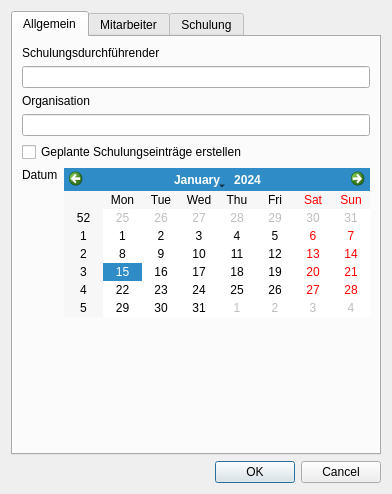
Above: ui/qmsigninglistdialog.ui from Christian-Kr/QualificationMatrix before the change. Below: the same form after it.
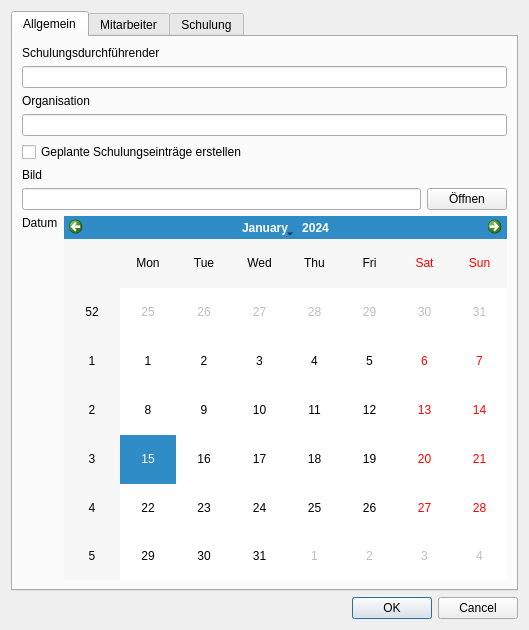
That is the form after the change. The open tabs and pages were chosen to show the change. Icons and pictures are not drawn.

Commit message: Add signinglist image to dialog and setting

What changed in the file:
```diff
--- a/ui/qmsigninglistdialog.ui
+++ b/ui/qmsigninglistdialog.ui
@@ -6,8 +6,8 @@
    <rect>
     <x>0</x>
     <y>0</y>
-    <width>392</width>
-    <height>494</height>
+    <width>529</width>
+    <height>630</height>
    </rect>
   </property>
   <property name="windowTitle">
@@ -55,6 +55,35 @@
          </item>
         </layout>
        </item>
+       <item>
+        <layout class="QVBoxLayout" name="verticalLayout_8">
+         <item>
+          <widget class="QLabel" name="label">
+           <property name="text">
+            <string>Bild</string>
+           </property>
+          </widget>
+         </item>
+         <item>
+          <layout class="QHBoxLayout" name="horizontalLayout_2">
+           <item>
+            <widget class="QLineEdit" name="leImagePath">
+             <property name="readOnly">
+              <bool>true</bool>
+             </property>
+            </widget>
+           </item>
+           <item>
+            <widget class="QPushButton" name="pbOpenImagePath">
+             <property name="text">
+              <string>Öffnen</string>
+             </property>
+            </widget>
+           </item>
+          </layout>
+         </item>
+        </layout>
+       </item>
        <item>
         <layout class="QHBoxLayout" name="horizontalLayout">
          <item>
@@ -72,19 +101,6 @@
          </item>
         </layout>
        </item>
-       <item>
-        <spacer name="verticalSpacer_3">
-         <property name="orientation">
-          <enum>Qt::Vertical</enum>
-         </property>
-         <property name="sizeHint" stdset="0">
-          <size>
-           <width>20</width>
-           <height>40</height>
-          </size>
-         </property>
-        </spacer>
-       </item>
       </layout>
      </widget>
      <widget class="QWidget" name="taEmployee">
```
Left out of the diff: 19 changed lines with no effect on the pictures. The commit also changes 2 other files.
